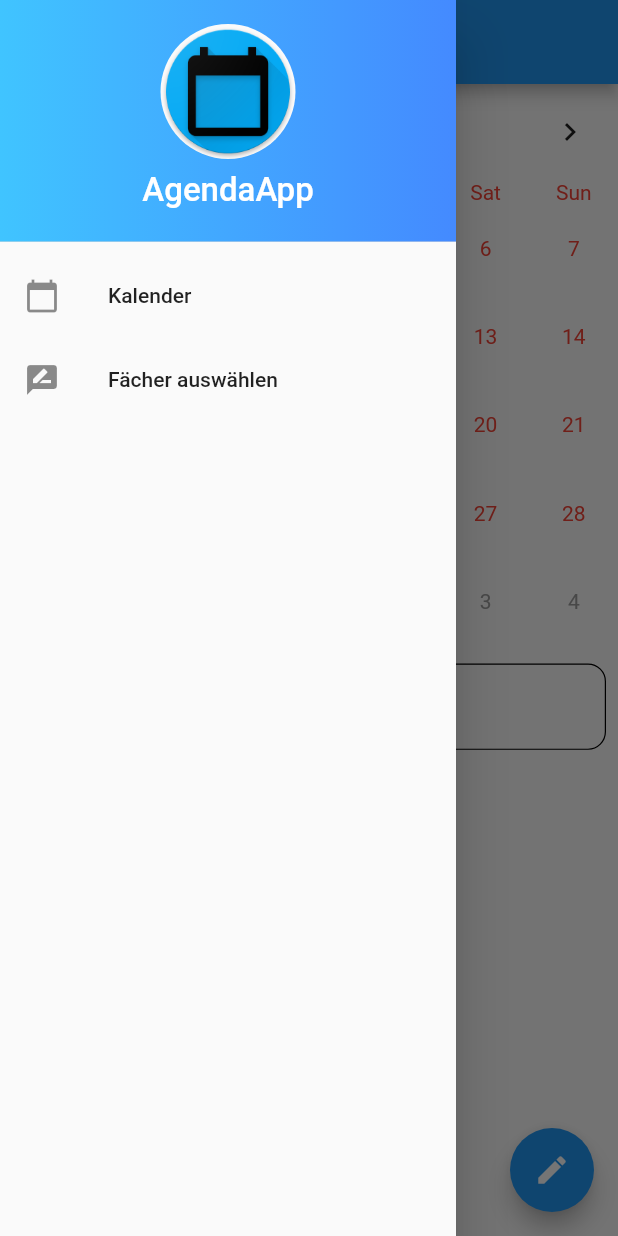
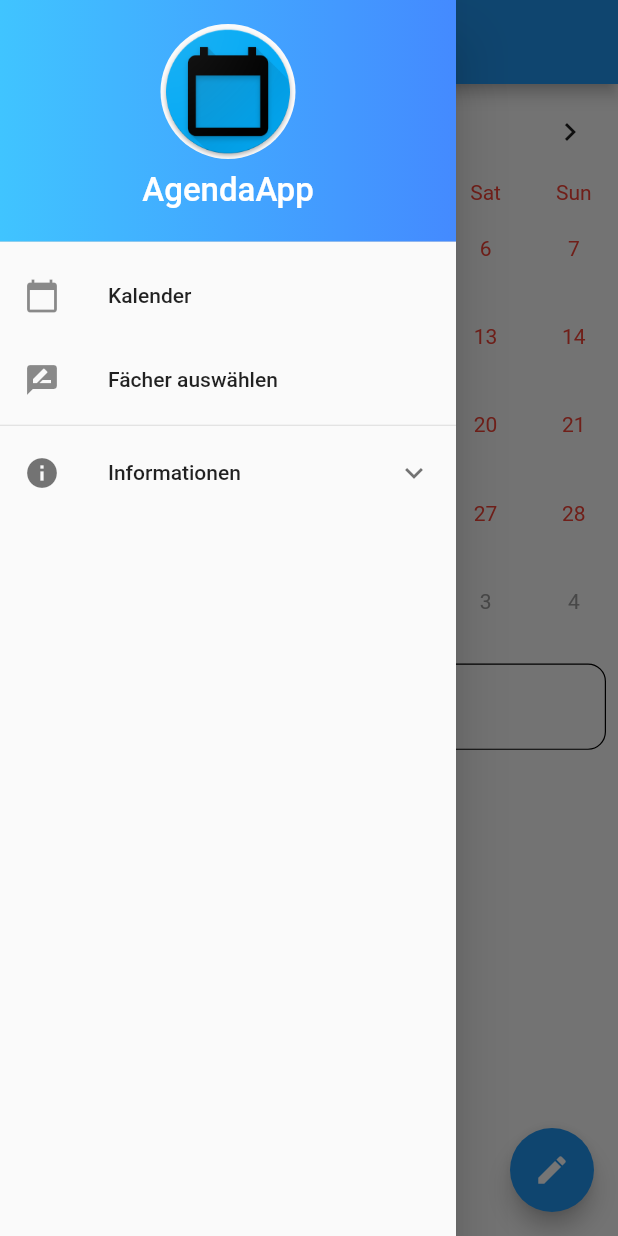
Before and after one commit to wdjpng/AgendaAppFlutter, a Flutter app: the screen it shows after launch, with the side drawer open, on a phone screen of 412 x 824 dp. Run offline on Flutter 3.47's test engine with Material 2 defaults, Android fonts, the phone set to English and light mode, and no system bars; drawn by our look-alikes of table_calendar; our stand-ins replace cloud_firestore, rflutter_alert, sqflite, webview_flutter; accounts and stored records are empty.

Commit message:
Added feature to display webviews and migrated to androidx

```diff
--- a/lib/Data.dart
+++ b/lib/Data.dart
@@ -1,9 +1,8 @@
-/// This class is used to transmit data in a single object
-class Data{
-  DateTime dateOfEvent;
-  String message;
+/// This class is used to transmit data in a single object.
+class Data {
+  Data();
 
-  Data(DateTime dateTime){
-    this.dateOfEvent = dateTime;
-  }
+  DateTime dateOfEvent = DateTime.now();
+  String message = '';
+  String url = 'flutter.io';
 }
--- a/lib/drawer.dart
+++ b/lib/drawer.dart
@@ -1,56 +1,80 @@
 import 'package:flutter/material.dart';
 import 'selectorPage.dart';
 import 'eventsPage.dart';
+import 'WebView.dart';
+import 'Data.dart';
 
 /// The [Drawer] used in the [EventsPageState]
 class DrawerOnly extends StatelessWidget {
   @override
-  Widget build (BuildContext context) {
+  Widget build(BuildContext context) {
     return new Drawer(
         child: new ListView(
       children: <Widget>[
         new DrawerHeader(
           child: new Container(
-                child:Column(
-                    children: <Widget>[
+              child: Column(children: <Widget>[
             Material(
               borderRadius: BorderRadius.all(Radius.circular(80.0)),
               elevation: 0,
-                        child: Padding(padding : EdgeInsets.all(0.0),
-                        child: Image.asset('assets/images/icon.png', width:90, height:90),),
+              child: Padding(
+                padding: EdgeInsets.all(0.0),
+                child: Image.asset('assets/images/icon.png',
+                    width: 90, height: 90),
               ),
-                      Padding(padding: EdgeInsets.all(8.0), child: Text('AgendaApp', style: TextStyle(color: Colors.white, fontSize: 22.0),))
-                    ]
-                )
             ),
+            Padding(
+                padding: EdgeInsets.all(8.0),
+                child: Text(
+                  'AgendaApp',
+                  style: TextStyle(color: Colors.white, fontSize: 22.0),
+                ))
+          ])),
           decoration: new BoxDecoration(
-                  gradient: LinearGradient(colors: <Color>[Colors.lightBlueAccent, Colors.blueAccent])
-              ),
+              gradient: LinearGradient(
+                  colors: <Color>[Colors.lightBlueAccent, Colors.blueAccent])),
         ),
         new ListTile(
             title: new Text("Kalender"),
-              leading: new Icon( Icons.calendar_today),
+            leading: new Icon(Icons.calendar_today),
             onTap: () {
               Navigator.pop(context);
               Navigator.push(
                   context,
-                  MaterialPageRoute(builder: (context) => EventsPage(title: 'AgendaApp'))
-                );
-              }
-            ),
+                  MaterialPageRoute(
+                      builder: (context) => EventsPage(title: 'AgendaApp')));
+            }),
         new ListTile(
             title: new Text("Fächer auswählen"),
-              leading: new Icon( Icons.rate_review),
+            leading: new Icon(Icons.rate_review),
             onTap: () {
+              Navigator.pop(context);
+              Navigator.push(context,
+                  MaterialPageRoute(builder: (context) => SelectorPage()));
+            }),
+        Divider(
+          height: 5.0,
+        ),
+        ExpansionTile(
+          leading: new Icon(Icons.info),
+          title: Text("Informationen"),
+          children: <Widget>[
+            new ListTile(
+                title: new Text("Stundenpläne"),
+                leading: new Icon(Icons.web),
+                onTap: () {
+                  Data data = new Data();
+                  data.url =
+                      'https://www.sek-baeumlihof.ch/Planung%20des%20Schuljahres/copy_of_stundenplaene';
                   Navigator.pop(context);
                   Navigator.push(
                       context,
-                    MaterialPageRoute(builder: (context) => SelectorPage())
-                );
-              }
-            ),
+                      MaterialPageRoute(
+                          builder: (context) => WebViewPage(data: data)));
+                }),
           ],
         )
-    );
+      ],
+    ));
   }
 }
--- a/lib/eventsPage.dart
+++ b/lib/eventsPage.dart
@@ -79,7 +79,8 @@ class EventsPageState extends State<EventsPage> with TickerProviderStateMixin {
 
   /// Opens the [UploaderPage]
   void onWriteOwnMessageButtonPressed(BuildContext context) {
-    Data data = new Data(_selectedDay);
+    Data data = new Data();
+    data.dateOfEvent = _selectedDay;
     Navigator.push(
       context,
       MaterialPageRoute(
@@ -105,7 +106,8 @@ class EventsPageState extends State<EventsPage> with TickerProviderStateMixin {
   /// it and if so opens the [EditorPage] to edit that message.
   void onEventPressed(BuildContext context, String message) {
     if (isEventEditableByUser(message)) {
-      Data data = new Data(_selectedDay);
+      Data data = new Data();
+      data.dateOfEvent = _selectedDay;
       data.message = message;
       Navigator.push(
         context,
--- a/lib/selectorPage.dart
+++ b/lib/selectorPage.dart
@@ -35,7 +35,6 @@ class SelectorState extends State<SelectorPage> {
         subjects.putIfAbsent(maps[i][columnName], () => isTrue);
       }
     }
-    setState(() {});
   }
 
   @override
--- a/pubspec.yaml
+++ b/pubspec.yaml
@@ -20,6 +20,7 @@ dependencies:
   table_calendar: ^1.1.4
   rflutter_alert: ^1.0.2
   cloud_firestore: ^0.9.0
+  webview_flutter: any
   sqflite: any
   path_provider: any
   flutter:
```
Also changed, not shown: lib/WebView.dart (added, +50 -0 lines), pubspec.lock, 3 other files. Lines whose indentation alone changed are shown as unchanged.
